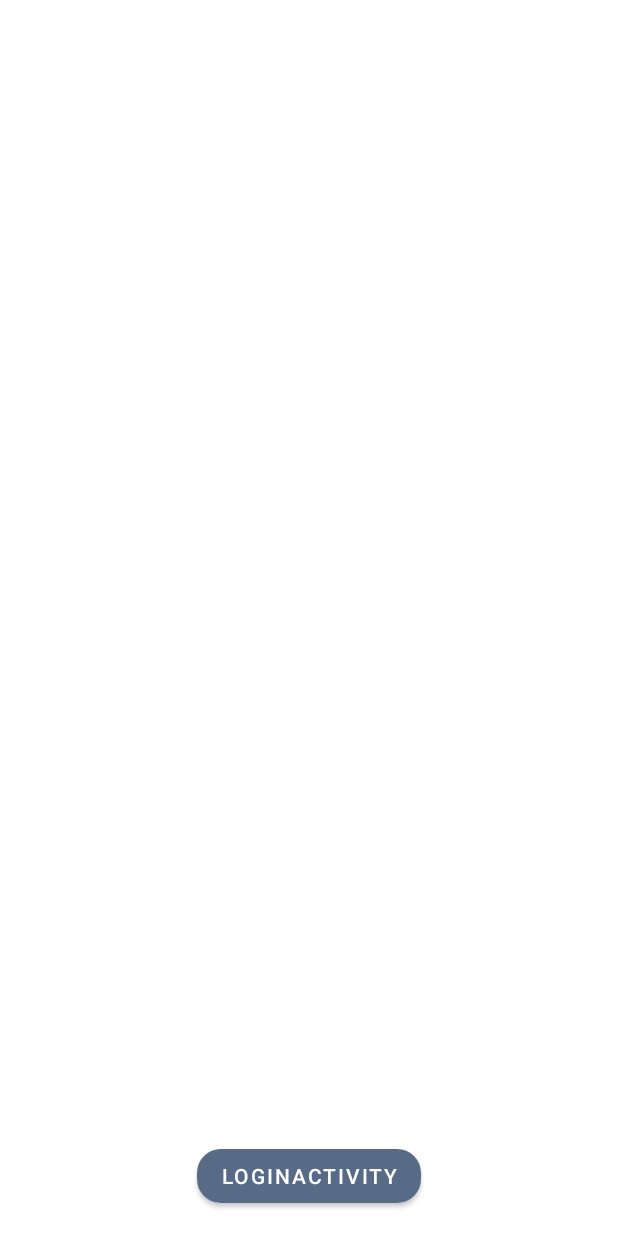
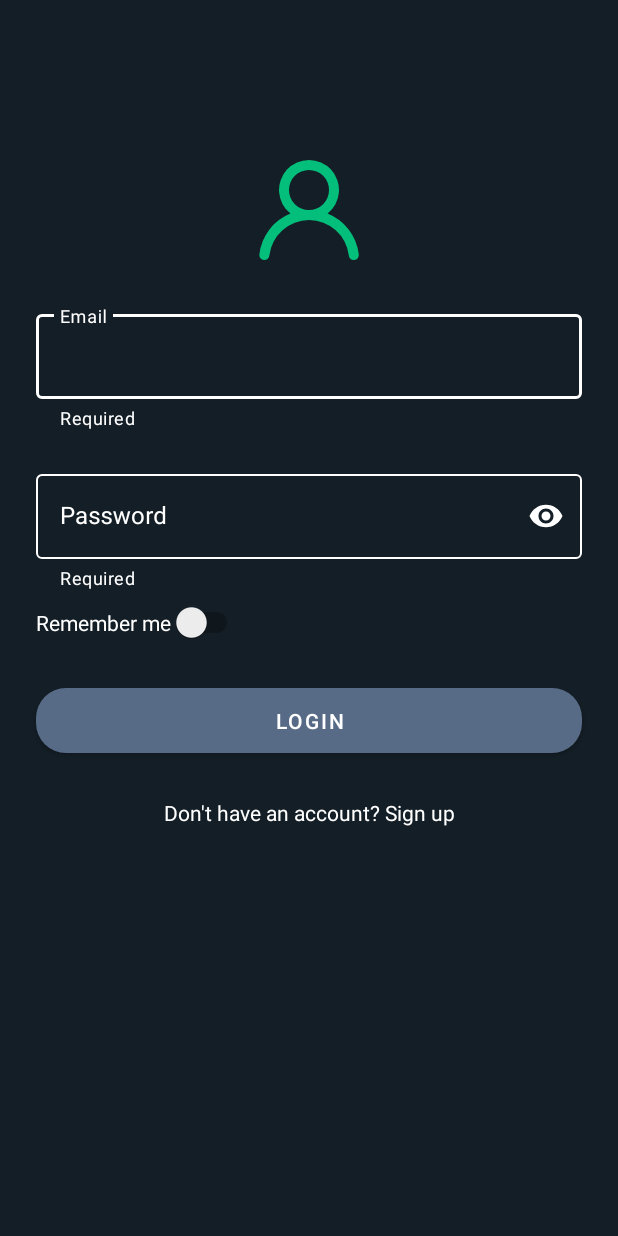
Before and after one commit to SeaBloom18/OPSide, an Android app: the screen it shows after launch (SplashActivity before the commit, LoginActivity after it), on a phone screen of 412 x 824 dp. Run offline under Robolectric (Android 15) with nearby library versions, the phone set to English and light mode, and no system bars.

Commit message:
10-07-2022 - Cambios es las pantallas de inicio
-Se agrega cambios a splash screen
-Se agregan estilos al login y al registro
-Se agregan diferentes recursos

Nota: esto como preview, aun falta retocar.

```diff
--- a/app/src/main/java/com/ops/opside/flows/sign_off/SplashModule/SplashActivity.kt
+++ b/app/src/main/java/com/ops/opside/flows/sign_off/SplashModule/SplashActivity.kt
@@ -5,18 +5,31 @@ import android.os.Bundle
 import androidx.appcompat.app.AppCompatActivity
 import com.ops.opside.databinding.ActivitySplashBinding
 import com.ops.opside.flows.sign_off.loginModule.view.LoginActivity
+import kotlinx.coroutines.*
 
 class SplashActivity : AppCompatActivity() {
 
     private lateinit var mBinding: ActivitySplashBinding
+    private var i = 0
+    private val scope = MainScope()
 
     override fun onCreate(savedInstanceState: Bundle?) {
         super.onCreate(savedInstanceState)
         mBinding = ActivitySplashBinding.inflate(layoutInflater)
         setContentView(mBinding.root)
 
-        mBinding.btnLoginSplash.setOnClickListener {
-            startActivity(Intent(this, LoginActivity::class.java))
+        scope.launch {
+            while (true){
+                delay(2000)
+                mBinding.progressBar.isIndeterminate = false
+                mBinding.progressBar.isIndeterminate = true
+            }
+        }
+
+        CoroutineScope(Dispatchers.Main).launch {
+            delay(4000L)
+            startActivity(Intent(this@SplashActivity, LoginActivity::class.java))
+            finish()
         }
     }
 }
--- a/app/src/main/java/com/ops/opside/flows/sign_off/loginModule/view/LoginActivity.kt
+++ b/app/src/main/java/com/ops/opside/flows/sign_off/loginModule/view/LoginActivity.kt
@@ -4,9 +4,10 @@ import android.content.Intent
 import android.os.Bundle
 import androidx.appcompat.app.AppCompatActivity
 import androidx.lifecycle.ViewModelProvider
-import com.ops.opside.MainActivity
 import com.ops.opside.databinding.ActivityLoginBinding
 import com.ops.opside.flows.sign_off.loginModule.viewModel.LoginViewModel
+import com.ops.opside.flows.sign_off.registrationModule.View.RegistrationActivity
+import com.ops.opside.flows.sign_on.dashboard.MainActivity
 
 
 class LoginActivity : AppCompatActivity() {
@@ -23,6 +24,10 @@ class LoginActivity : AppCompatActivity() {
             startActivity(Intent(this, MainActivity::class.java))
         }
 
+        mBinding.tvSignUp.setOnClickListener {
+            startActivity(Intent(this, RegistrationActivity::class.java))
+        }
+
         //setUpViewModel()
     }
 
--- /dev/null
+++ b/app/src/main/res/drawable/ic_close_regist_screen.xml
@@ -0,0 +1,5 @@
+<vector android:height="24dp" android:tint="#FFFFFF"
+    android:viewportHeight="24" android:viewportWidth="24"
+    android:width="24dp" xmlns:android="http://schemas.android.com/apk/res/android">
+    <path android:fillColor="@android:color/white" android:pathData="M19,6.41L17.59,5 12,10.59 6.41,5 5,6.41 10.59,12 5,17.59 6.41,19 12,13.41 17.59,19 19,17.59 13.41,12z"/>
+</vector>
--- /dev/null
+++ b/app/src/main/res/drawable/states_colors_text_field.xml
@@ -0,0 +1,9 @@
+<?xml version="1.0" encoding="utf-8"?>
+<selector xmlns:android="http://schemas.android.com/apk/res/android">
+    <item
+        android:state_active="true"
+        android:color="@color/primaryTextColor"/>
+    <item
+        android:state_focused="true"
+        android:color="@color/primaryTextColor"/>
+</selector>
--- a/app/src/main/res/layout/activity_login.xml
+++ b/app/src/main/res/layout/activity_login.xml
@@ -5,16 +5,17 @@
     xmlns:tools="http://schemas.android.com/tools"
     android:layout_width="match_parent"
     android:layout_height="match_parent"
+    android:background="@color/primaryColor"
     tools:context=".flows.sign_off.loginModule.view.LoginActivity">
 
     <ImageView
         android:id="@+id/imageView"
-        android:layout_width="wrap_content"
-        android:layout_height="wrap_content"
+        android:layout_width="80dp"
+        android:layout_height="80dp"
         android:layout_marginStart="@dimen/common_padding_default"
         android:layout_marginTop="100dp"
         android:layout_marginEnd="@dimen/common_padding_default"
-        android:src="@drawable/ic_launcher_foreground"
+        android:src="@drawable/ic_profile"
         app:layout_constraintEnd_toEndOf="parent"
         app:layout_constraintStart_toStartOf="parent"
         app:layout_constraintTop_toTopOf="parent" />
@@ -32,17 +33,18 @@
         app:layout_constraintEnd_toEndOf="@+id/imageView"
         app:layout_constraintStart_toStartOf="@+id/imageView"
         app:layout_constraintTop_toBottomOf="@+id/imageView"
-        style="@style/Widget.MaterialComponents.TextInputLayout.OutlinedBox">
+        app:boxStrokeColor="@drawable/states_colors_text_field"
+        style="@style/TextInputLayoutStyle">
         <com.google.android.material.textfield.TextInputEditText
             android:id="@+id/teUserName"
             android:layout_width="match_parent"
             android:layout_height="match_parent"
-            android:inputType="textPersonName" />
+            android:inputType="textPersonName"
+            android:textColor="@color/primaryTextColor"/>
     </com.google.android.material.textfield.TextInputLayout>
 
     <com.google.android.material.textfield.TextInputLayout
         android:id="@+id/tilPassword"
-        style="@style/Widget.MaterialComponents.TextInputLayout.OutlinedBox"
         android:layout_width="0dp"
         android:layout_height="wrap_content"
         android:layout_marginTop="@dimen/common_padding_middle"
@@ -51,13 +53,26 @@
         app:helperText="@string/login_til_required"
         app:layout_constraintEnd_toEndOf="@+id/tilUserName"
         app:layout_constraintStart_toStartOf="@+id/tilUserName"
-        app:layout_constraintTop_toBottomOf="@+id/tilUserName">
+        app:layout_constraintTop_toBottomOf="@+id/tilUserName"
+        app:boxStrokeColor="@drawable/states_colors_text_field"
+        style="@style/TextInputLayoutStyle">
         <com.google.android.material.textfield.TextInputEditText
             android:id="@+id/tePassword"
             android:layout_width="match_parent"
             android:layout_height="match_parent"
-            android:inputType="textPassword" />
+            android:inputType="textPassword"
+            android:textColor="@color/primaryTextColor"/>
     </com.google.android.material.textfield.TextInputLayout>
+
+    <Switch
+        android:id="@+id/swRememberUser"
+        android:layout_width="wrap_content"
+        android:layout_height="wrap_content"
+        android:layout_marginTop="@dimen/common_padding_min"
+        android:text="@string/login_sw_remember_account"
+        android:textColor="@color/primaryTextColor"
+        app:layout_constraintStart_toStartOf="@+id/tilPassword"
+        app:layout_constraintTop_toBottomOf="@+id/tilPassword" />
 
     <Button
         android:id="@+id/btnLogin"
@@ -72,22 +87,14 @@
         app:layout_constraintTop_toBottomOf="@+id/swRememberUser" />
 
     <TextView
-        android:id="@+id/textView"
+        android:id="@+id/tvSignUp"
         android:layout_width="wrap_content"
         android:layout_height="wrap_content"
         android:layout_marginTop="@dimen/common_padding_middle"
         android:text="@string/login_txt_create_account"
+        android:textColor="@color/primaryTextColor"
         app:layout_constraintEnd_toEndOf="@+id/btnLogin"
         app:layout_constraintStart_toStartOf="@+id/btnLogin"
         app:layout_constraintTop_toBottomOf="@+id/btnLogin" />
 
-    <Switch
-        android:id="@+id/swRememberUser"
-        android:layout_width="wrap_content"
-        android:layout_height="wrap_content"
-        android:layout_marginTop="@dimen/common_padding_min"
-        android:text="@string/login_sw_remember_account"
-        app:layout_constraintStart_toStartOf="@+id/tilPassword"
-        app:layout_constraintTop_toBottomOf="@+id/tilPassword" />
-
 </androidx.constraintlayout.widget.ConstraintLayout>
--- a/app/src/main/res/layout/activity_splash.xml
+++ b/app/src/main/res/layout/activity_splash.xml
@@ -5,32 +5,47 @@
     xmlns:tools="http://schemas.android.com/tools"
     android:layout_width="match_parent"
     android:layout_height="match_parent"
+    android:background="@color/primaryColor"
     tools:context=".flows.sign_off.SplashModule.SplashActivity">
-
-    <com.google.android.material.button.MaterialButton
-        android:id="@+id/btnLoginSplash"
-        android:layout_width="wrap_content"
-        android:layout_height="wrap_content"
-        android:layout_marginStart="16dp"
-        android:layout_marginEnd="16dp"
-        android:layout_marginBottom="16dp"
-        android:text="LoginActivity"
-        app:cornerRadius="16dp"
-        app:layout_constraintBottom_toBottomOf="parent"
-        app:layout_constraintEnd_toEndOf="parent"
-        app:layout_constraintStart_toStartOf="parent" />
 
     <com.airbnb.lottie.LottieAnimationView
         android:id="@+id/lottieAnimationView"
         android:layout_width="match_parent"
         android:layout_height="0dp"
-        android:layout_marginStart="16dp"
-        android:layout_marginEnd="16dp"
-        app:layout_constraintBottom_toTopOf="@+id/btnLoginSplash"
+        android:background="@color/primaryColor"
+        app:layout_constraintBottom_toTopOf="@+id/textView"
         app:layout_constraintEnd_toEndOf="parent"
         app:layout_constraintStart_toStartOf="parent"
         app:layout_constraintTop_toTopOf="parent"
         app:lottie_autoPlay="true"
         app:lottie_loop="true"
         app:lottie_rawRes="@raw/splash_ops_logo" />
+
+    <TextView
+        android:id="@+id/textView"
+        android:layout_width="wrap_content"
+        android:layout_height="wrap_content"
+        android:layout_marginBottom="8dp"
+        android:fontFamily="@font/montserrat_medium"
+        android:text="@string/app_name"
+        android:textColor="@color/primaryTextColor"
+        android:textSize="24sp"
+        app:layout_constraintBottom_toTopOf="@+id/progressBar"
+        app:layout_constraintEnd_toEndOf="parent"
+        app:layout_constraintStart_toStartOf="parent" />
+
+    <ProgressBar
+        android:id="@+id/progressBar"
+        android:layout_width="0dp"
+        android:layout_height="wrap_content"
+        android:layout_marginStart="60dp"
+        android:layout_marginEnd="60dp"
+        android:layout_marginBottom="16dp"
+        android:indeterminateTint="@color/secondaryColor"
+        app:layout_constraintBottom_toBottomOf="parent"
+        app:layout_constraintEnd_toEndOf="parent"
+        app:layout_constraintStart_toStartOf="parent"
+        style="?android:progressBarStyleHorizontal"
+        />
+
 </androidx.constraintlayout.widget.ConstraintLayout>
--- a/app/src/main/res/values/dimens.xml
+++ b/app/src/main/res/values/dimens.xml
@@ -6,4 +6,8 @@
     <dimen name="common_padding_large">32dp</dimen>
     <dimen name="common_padding_corners_btn">20dp</dimen>
     <dimen name="common_icon_size">20dp</dimen>
+
+    <dimen name="title">22sp</dimen>
+    <dimen name="subtitle">18sp</dimen>
+    <dimen name="body">14sp</dimen>
 </resources>
--- a/app/src/main/res/values/styles.xml
+++ b/app/src/main/res/values/styles.xml
@@ -1,6 +1,5 @@
 <?xml version="1.0" encoding="utf-8"?>
 <resources>
-
     <style name="WhiteTextTitle" parent="TextAppearance.AppCompat">
         <item name="android:textColor">@color/primaryTextColor</item>
         <item name="android:textSize">@dimen/title</item>
--- a/app/src/main/res/values/themes.xml
+++ b/app/src/main/res/values/themes.xml
@@ -13,4 +13,19 @@
         <item name="android:statusBarColor" tools:targetApi="l">?attr/colorPrimaryVariant</item>
         <!-- Customize your theme here. -->
     </style>
+
+    <!--TextInputLayout Style-->
+    <style name="TextInputLayoutStyle" parent="Widget.MaterialComponents.TextInputLayout.OutlinedBox">
+        <item name="android:textColorHint">@color/primaryTextColor</item>
+        <item name="endIconTint">@color/primaryTextColor</item>
+        <item name="hintTextColor">@color/primaryTextColor</item>
+        <item name="helperTextTextColor">@color/primaryTextColor</item>
+    </style>
+
+    <style name="TextInputLayoutStyleAuto" parent="@style/Widget.MaterialComponents.TextInputLayout.OutlinedBox.ExposedDropdownMenu">
+        <item name="android:textColorHint">@color/primaryTextColor</item>
+        <item name="endIconTint">@color/primaryTextColor</item>
+        <item name="hintTextColor">@color/primaryTextColor</item>
+        <item name="helperTextTextColor">@color/primaryTextColor</item>
+    </style>
 </resources>
```
Also changed, not shown: app/src/main/AndroidManifest.xml (+7 -4 lines), app/src/main/java/com/ops/opside/flows/sign_off/registrationModule/View/RegistrationActivity.kt (added, +15 -0 lines), app/src/main/res/layout/activity_registration.xml (added, +248 -0 lines), app/src/main/res/values/strings.xml (+32 -19 lines), 1 other file.
